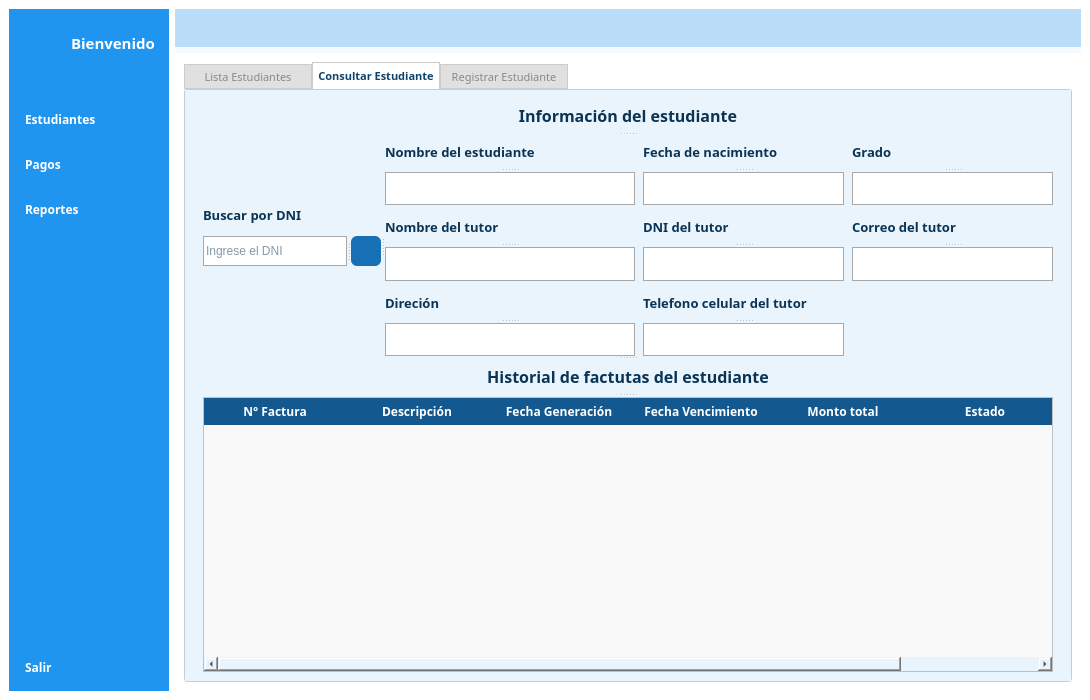
DeiviHerreraDiaz09/Student-Management-Project, file gui/UI/interface.ui: the form before one commit.
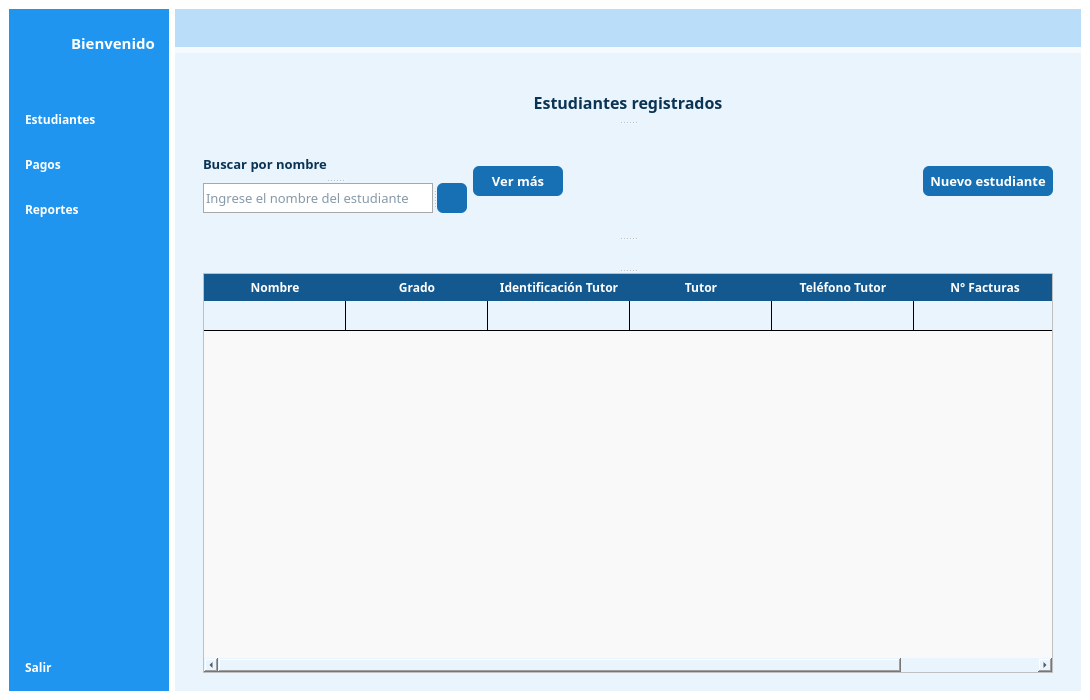
The form after the commit. The open tabs and pages were chosen to show the change. Icons and pictures are not drawn.

The edit to the form file:
```diff
--- a/gui/UI/interface.ui
+++ b/gui/UI/interface.ui
@@ -92,75 +92,26 @@
          </property>
          <widget class="QWidget" name="students_page">
           <property name="styleSheet">
-           <string notr="true"/>
+           <string notr="true">background-color:#e9f4fd;</string>
           </property>
-          <layout class="QGridLayout" name="gridLayout_3">
+          <layout class="QGridLayout" name="gridLayout_9">
            <item row="0" column="0">
-            <widget class="QTabWidget" name="principal_content">
-             <property name="font">
-              <font>
-               <family>Euphemia</family>
-               <pointsize>9</pointsize>
-              </font>
-             </property>
+            <widget class="QStackedWidget" name="content_pages">
              <property name="styleSheet">
-              <string notr="true">QTabWidget{
-background-color:#e9f4fd;
-}
+              <string notr="true">
 
-QTabWidget::pane {
-    border: 1px solid #CCCCCC;
-	border-radius:3px;
-	background-color:#e9f4fd;
-}
-
-
-QTabBar::tab {
-	width: 120px;
-    background: #E0E0E0;
-    border: 1px solid #CCCCCC;
-    padding: 3px;
-    font-family: Ehupemia;
-    font-size: 11px;
-    color: #000000;
-}
-
-QTabBar::tab:selected {
-    background: #FFFFFF;
-    border-bottom-color: #FFFFFF;
-    font-weight: bold;
-    color: #0e436c;
-}
-
-QTabBar::tab:!selected {
-    background: #E0E0E0;
-    margin-top: 2px;
-    color: #888888;
-}
-
-
-QTabBar::tab:hover {
-    background: #D0D0D0;
-    color:#0b3454;
-}
-
-
-
-</string>
+QStackedWidget::right-arrow, QStackedWidget::left-arrow {
+    width: 0;
+    height: 0;
+}</string>
              </property>
              <property name="currentIndex">
               <number>0</number>
              </property>
              <widget class="QWidget" name="ListStudents">
-              <property name="styleSheet">
-               <string notr="true">background-color:#e9f4fd;</string>
-              </property>
-              <attribute name="title">
-               <string>Lista Estudiantes</string>
-              </attribute>
-              <layout class="QGridLayout" name="gridLayout_4">
+              <layout class="QGridLayout" name="gridLayout_3">
                <item row="0" column="0">
-                <widget class="QSplitter" name="listStudentMain">
+                <widget class="QSplitter" name="splitter_3">
                  <property name="orientation">
                   <enum>Qt::Vertical</enum>
                  </property>
@@ -203,11 +154,8 @@
                     <number>0</number>
                    </property>
                   </widget>
-                  <widget class="QWidget" name="layoutWidget">
+                  <widget class="QWidget" name="">
                    <layout class="QHBoxLayout" name="options">
-                    <property name="spacing">
-                     <number>3</number>
-                    </property>
                     <item>
                      <widget class="QSplitter" name="filter">
                       <property name="orientation">
@@ -310,7 +258,43 @@
                      </widget>
                     </item>
                     <item>
-                     <spacer name="horizontalSpacer_2">
+                     <widget class="QPushButton" name="button_viewStudent">
+                      <property name="minimumSize">
+                       <size>
+                        <width>90</width>
+                        <height>30</height>
+                       </size>
+                      </property>
+                      <property name="maximumSize">
+                       <size>
+                        <width>90</width>
+                        <height>30</height>
+                       </size>
+                      </property>
+                      <property name="font">
+                       <font>
+                        <family>Euphemia</family>
+                        <pointsize>10</pointsize>
+                        <weight>75</weight>
+                        <bold>true</bold>
+                       </font>
+                      </property>
+                      <property name="cursor">
+                       <cursorShape>PointingHandCursor</cursorShape>
+                      </property>
+                      <property name="styleSheet">
+                       <string notr="true">background-color:#1770b3;
+border: none;
+border-radius: 6px;
+color:white;</string>
+                      </property>
+                      <property name="text">
+                       <string>Ver más</string>
+                      </property>
+                     </widget>
+                    </item>
+                    <item>
+                     <spacer name="horizontalSpacer_3">
                       <property name="orientation">
                        <enum>Qt::Horizontal</enum>
                       </property>
@@ -460,7 +444,7 @@
                    <number>1</number>
                   </property>
                   <attribute name="horizontalHeaderVisible">
-                   <bool>false</bool>
+                   <bool>true</bool>
                   </attribute>
                   <attribute name="horizontalHeaderCascadingSectionResizes">
                    <bool>false</bool>
@@ -492,7 +476,23 @@
                   <row/>
                   <column>
                    <property name="text">
-                    <string>DNI</string>
+                    <string>Nombre</string>
+                   </property>
+                   <property name="textAlignment">
+                    <set>AlignCenter</set>
+                   </property>
+                  </column>
+                  <column>
+                   <property name="text">
+                    <string>Grado</string>
+                   </property>
+                   <property name="textAlignment">
+                    <set>AlignCenter</set>
+                   </property>
+                  </column>
+                  <column>
+                   <property name="text">
+                    <string>Identificación Tutor</string>
                    </property>
                    <property name="textAlignment">
                     <set>AlignCenter</set>
@@ -514,22 +514,6 @@
                     </brush>
                    </property>
                   </column>
-                  <column>
-                   <property name="text">
-                    <string>Nombre</string>
-                   </property>
-                   <property name="textAlignment">
-                    <set>AlignCenter</set>
-                   </property>
-                  </column>
-                  <column>
-                   <property name="text">
-                    <string>Grado</string>
-                   </property>
-                   <property name="textAlignment">
-                    <set>AlignCenter</set>
-                   </property>
-                  </column>
                   <column>
                    <property name="text">
                     <string>Tutor</string>
@@ -552,14 +536,14 @@
                    <property name="text">
                     <string/>
                    </property>
-                   <property name="textAlignment">
-                    <set>AlignCenter</set>
-                   </property>
                   </item>
-                  <item row="0" column="1">
+                  <item row="0" column="2">
                    <property name="text">
                     <string/>
                    </property>
+                   <property name="textAlignment">
+                    <set>AlignCenter</set>
+                   </property>
                   </item>
                  </widget>
                 </widget>
@@ -567,13 +551,7 @@
               </layout>
              </widget>
              <widget class="QWidget" name="searchStudent">
-              <property name="styleSheet">
-               <string notr="true">background-color:#e9f4fd;</string>
-              </property>
-              <attribute name="title">
-               <string>Consultar Estudiante</string>
-              </attribute>
-              <layout class="QGridLayout" name="gridLayout_5">
+              <layout class="QGridLayout" name="gridLayout_13">
                <item row="0" column="0">
                 <widget class="QSplitter" name="splitter">
                  <property name="orientation">
@@ -608,134 +586,6 @@
                   <property name="orientation">
                    <enum>Qt::Horizontal</enum>
                   </property>
-                  <widget class="QWidget" name="search_studentWidget" native="true">
-                   <layout class="QGridLayout" name="gridLayout_7">
-                    <item row="0" column="0">
-                     <layout class="QVBoxLayout" name="search_student">
-                      <property name="spacing">
-                       <number>6</number>
-                      </property>
-                      <item>
-                       <widget class="QLabel" name="title_search">
-                        <property name="minimumSize">
-                         <size>
-                          <width>0</width>
-                          <height>30</height>
-                         </size>
-                        </property>
-                        <property name="maximumSize">
-                         <size>
-                          <width>16777215</width>
-                          <height>30</height>
-                         </size>
-                        </property>
-                        <property name="font">
-                         <font>
-                          <family>Euphemia</family>
-                          <pointsize>10</pointsize>
-                          <weight>75</weight>
-                          <bold>true</bold>
-                         </font>
-                        </property>
-                        <property name="styleSheet">
-                         <string notr="true">color: rgb(11, 52, 84);</string>
-                        </property>
-                        <property name="lineWidth">
-                         <number>6</number>
-                        </property>
-                        <property name="text">
-                         <string>Buscar por DNI</string>
-                        </property>
-                       </widget>
-                      </item>
-                      <item>
-                       <widget class="QSplitter" name="box_search">
-                        <property name="orientation">
-                         <enum>Qt::Horizontal</enum>
-                        </property>
-                        <widget class="QLineEdit" name="box_dni">
-                         <property name="font">
-                          <font>
-                           <pointsize>9</pointsize>
-                          </font>
-                         </property>
-                         <property name="styleSheet">
-                          <string notr="true">background-color: rgb(255, 255, 255);
-color: rgb(11, 52, 84);
-border:1px solid  #a8a8a8;</string>
-                         </property>
-                         <property name="placeholderText">
-                          <string>Ingrese el DNI </string>
-                         </property>
-                        </widget>
-                        <widget class="QPushButton" name="button_searchDNI">
-                         <property name="minimumSize">
-                          <size>
-                           <width>30</width>
-                           <height>30</height>
-                          </size>
-                         </property>
-                         <property name="maximumSize">
-                          <size>
-                           <width>30</width>
-                           <height>30</height>
-                          </size>
-                         </property>
-                         <property name="cursor">
-                          <cursorShape>PointingHandCursor</cursorShape>
-                         </property>
-                         <property name="styleSheet">
-                          <string notr="true">background-color:#1770b3;
-borde: none;
-border-radius:6px;
-</string>
-                         </property>
-                         <property name="text">
-                          <string/>
-                         </property>
-                         <property name="icon">
-                          <iconset resource="../../../dashboard/resources.qrc">
-                           <normaloff>:/icons/assets/icons/Search.svg</normaloff>:/icons/assets/icons/Search.svg</iconset>
-                         </property>
-                        </widget>
-                       </widget>
-                      </item>
-                      <item>
-                       <widget class="QLabel" name="message_error">
-                        <property name="minimumSize">
-                         <size>
-                          <width>0</width>
-                          <height>20</height>
-                         </size>
-                        </property>
-                        <property name="maximumSize">
-                         <size>
-                          <width>16777215</width>
-                          <height>20</height>
-                         </size>
-                        </property>
-                        <property name="font">
-                         <font>
-                          <family>Euphemia</family>
-                          <pointsize>9</pointsize>
-                          <weight>75</weight>
-                          <bold>true</bold>
-                         </font>
-                        </property>
-                        <property name="styleSheet">
-                         <string notr="true">font-family: Euphemia;
-color:red;
-</string>
-                        </property>
-                        <property name="text">
-                         <string/>
-                        </property>
-                       </widget>
-                      </item>
-                     </layout>
-                    </item>
-                   </layout>
-                  </widget>
                   <widget class="QWidget" name="info_studentWidget" native="true">
                    <property name="styleSheet">
                     <string notr="true">QLabel{
@@ -955,7 +805,7 @@
                             </font>
                            </property>
                            <property name="text">
-                            <string>DNI del tutor</string>
+                            <string>Identificación del tutor</string>
                            </property>
                           </widget>
                           <widget class="QLineEdit" name="input_dni">
@@ -1180,6 +1030,9 @@
 
 QTableWidget::item {
     padding: 1px;
+ 	 background-color: #e9f4fd;
+     color: #000080; 
+	text-align:center;
 }
 
 QTableWidget::item:selected {
@@ -1277,13 +1130,7 @@
                 <height>450</height>
                </size>
               </property>
-              <property name="styleSheet">
-               <string notr="true"/>
-              </property>
-              <attribute name="title">
-               <string>Registrar Estudiante</string>
-              </attribute>
-              <layout class="QGridLayout" name="gridLayout_8">
+              <layout class="QGridLayout" name="gridLayout_14">
                <item row="0" column="0">
                 <layout class="QVBoxLayout" name="contentRegister">
                  <property name="topMargin">
```
Left out of the diff: 52 changed lines with no effect on the pictures.
